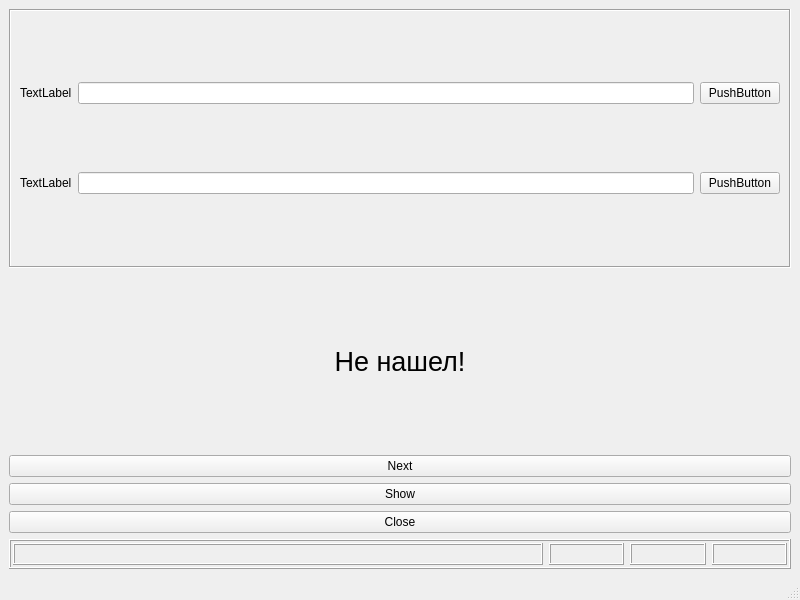
Before: the Qt Designer form Smile/UI/auswahl_dispo_center.ui in DenisReznikov/Smile, drawn with Qt 5.
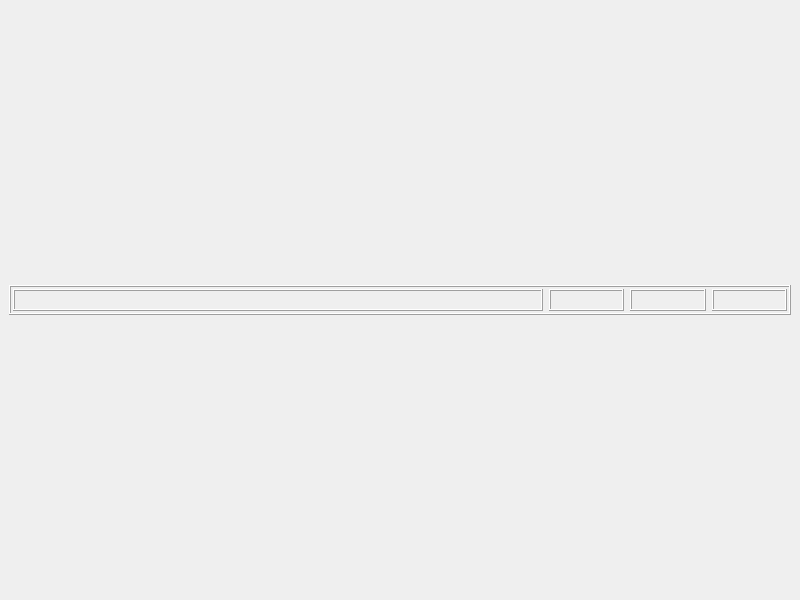
After: the same form once the commit is applied.

Commit message: correct dispo form

The edit to the form file:
```diff
--- a/Smile/UI/auswahl_dispo_center.ui
+++ b/Smile/UI/auswahl_dispo_center.ui
@@ -19,104 +19,7 @@
   <widget class="QWidget" name="centralwidget">
    <layout class="QVBoxLayout" name="verticalLayout_3">
     <item>
-     <widget class="QFrame" name="frame">
-      <property name="frameShape">
-       <enum>QFrame::Box</enum>
-      </property>
-      <property name="frameShadow">
-       <enum>QFrame::Sunken</enum>
-      </property>
-      <layout class="QVBoxLayout" name="verticalLayout_2">
-       <item>
-        <layout class="QHBoxLayout" name="horizontalLayout">
-         <item>
-          <widget class="QLabel" name="label_2">
-           <property name="text">
-            <string>TextLabel</string>
-           </property>
-          </widget>
-         </item>
-         <item>
-          <widget class="QLineEdit" name="lineEdit"/>
-         </item>
-         <item>
-          <widget class="QPushButton" name="pushButton_2">
-           <property name="text">
-            <string>PushButton</string>
-           </property>
-          </widget>
-         </item>
-        </layout>
-       </item>
-       <item>
-        <layout class="QHBoxLayout" name="horizontalLayout_2">
-         <item>
-          <widget class="QLabel" name="label_3">
-           <property name="text">
-            <string>TextLabel</string>
-           </property>
-          </widget>
-         </item>
-         <item>
-          <widget class="QLineEdit" name="lineEdit_2"/>
-         </item>
-         <item>
-          <widget class="QPushButton" name="pushButton">
-           <property name="text">
-            <string>PushButton</string>
-           </property>
-          </widget>
-         </item>
-        </layout>
-       </item>
-      </layout>
-     </widget>
-    </item>
-    <item>
-     <layout class="QVBoxLayout" name="verticalLayout">
-      <item>
-       <widget class="QLabel" name="label">
-        <property name="font">
-         <font>
-          <pointsize>20</pointsize>
-         </font>
-        </property>
-        <property name="text">
-         <string>Не нашел!</string>
-        </property>
-        <property name="alignment">
-         <set>Qt::AlignCenter</set>
-        </property>
-       </widget>
-      </item>
-      <item>
-       <widget class="QPushButton" name="Next">
-        <property name="text">
-         <string>Next</string>
-        </property>
-       </widget>
-      </item>
-      <item>
-       <widget class="QPushButton" name="show">
-        <property name="text">
-         <string>Show</string>
-        </property>
-       </widget>
-      </item>
-      <item>
-       <widget class="QPushButton" name="Close">
-        <property name="minimumSize">
-         <size>
-          <width>0</width>
-          <height>0</height>
-         </size>
-        </property>
-        <property name="text">
-         <string>Close</string>
-        </property>
-       </widget>
-      </item>
-     </layout>
+     <layout class="QVBoxLayout" name="verticalLayout"/>
     </item>
     <item>
      <widget class="QFrame" name="frame_7">
@@ -257,7 +160,6 @@
     </rect>
    </property>
   </widget>
-  <widget class="QStatusBar" name="statusbar"/>
  </widget>
  <resources/>
  <connections/>
```
The commit also changes 2 other files.
